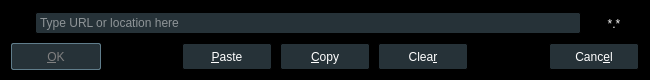
First picture: the form in src/ui/locationdialog.ui, repository u8sand/Baka-MPlayer, before the edit.
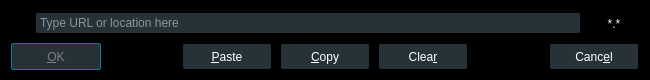
Second picture: the form after the edit. Icons and pictures are not drawn.

What changed in the file:
```diff
--- a/src/ui/locationdialog.ui
+++ b/src/ui/locationdialog.ui
@@ -119,7 +119,7 @@
 	min-height: 25px;
 }
 QPushButton:default {
-	border: 1px solid #607d8b;
+	border: 1px solid #008098;
 }
 QPushButton:pressed {
     background: #607d8b;
```
Left out of the diff: 18 changed lines with no effect on the pictures.
